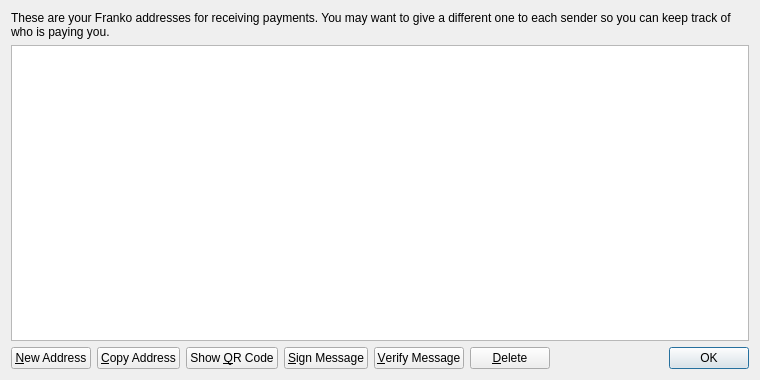
Before: the Qt Designer form src/qt/forms/addressbookpage.ui in an420/asdf, drawn with Qt 5.
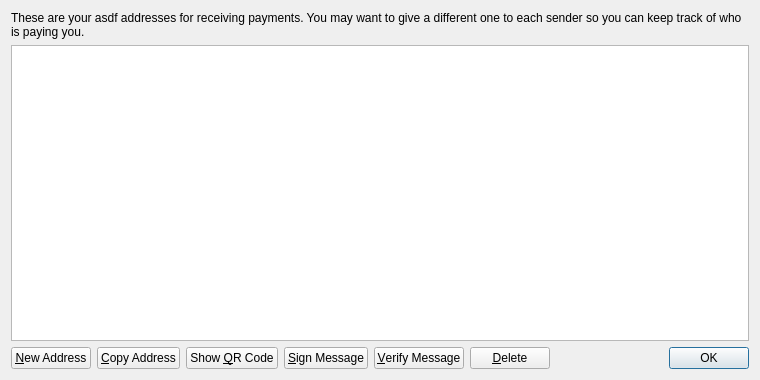
After: the same form once the commit is applied. Icons and pictures are not drawn.

The edit to the form file:
```diff
--- a/src/qt/forms/addressbookpage.ui
+++ b/src/qt/forms/addressbookpage.ui
@@ -17,7 +17,7 @@
    <item>
     <widget class="QLabel" name="labelExplanation">
      <property name="text">
-      <string>These are your Franko addresses for receiving payments. You may want to give a different one to each sender so you can keep track of who is paying you.</string>
+      <string>These are your asdf addresses for receiving payments. You may want to give a different one to each sender so you can keep track of who is paying you.</string>
      </property>
      <property name="textFormat">
       <enum>Qt::PlainText</enum>
```
